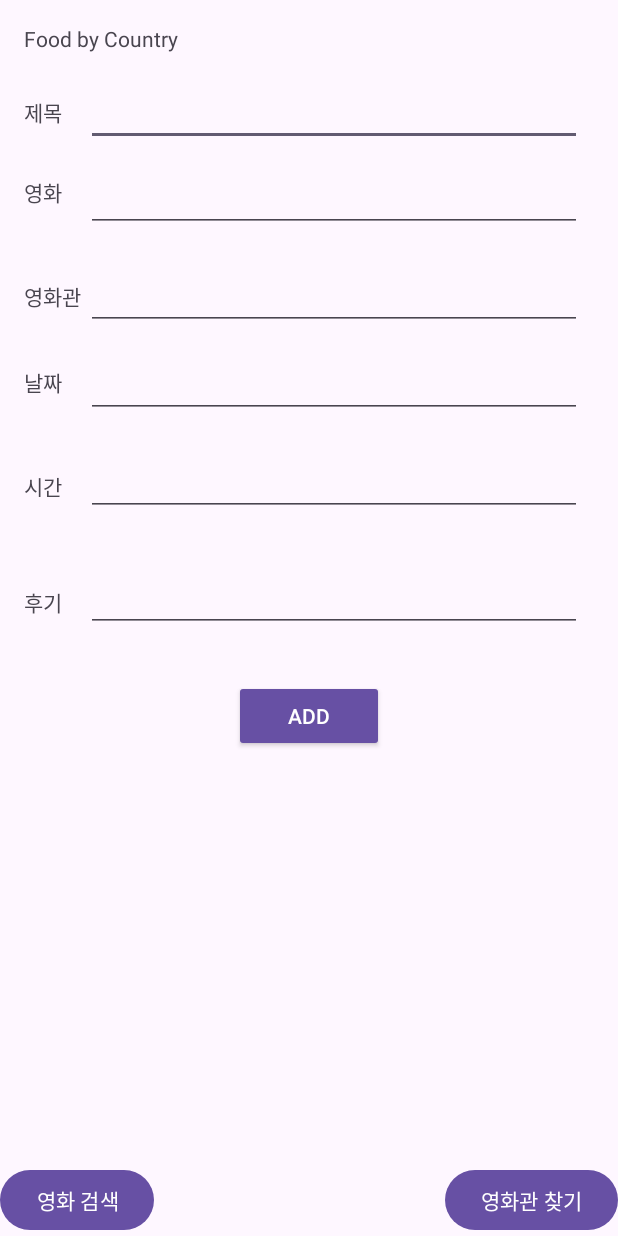
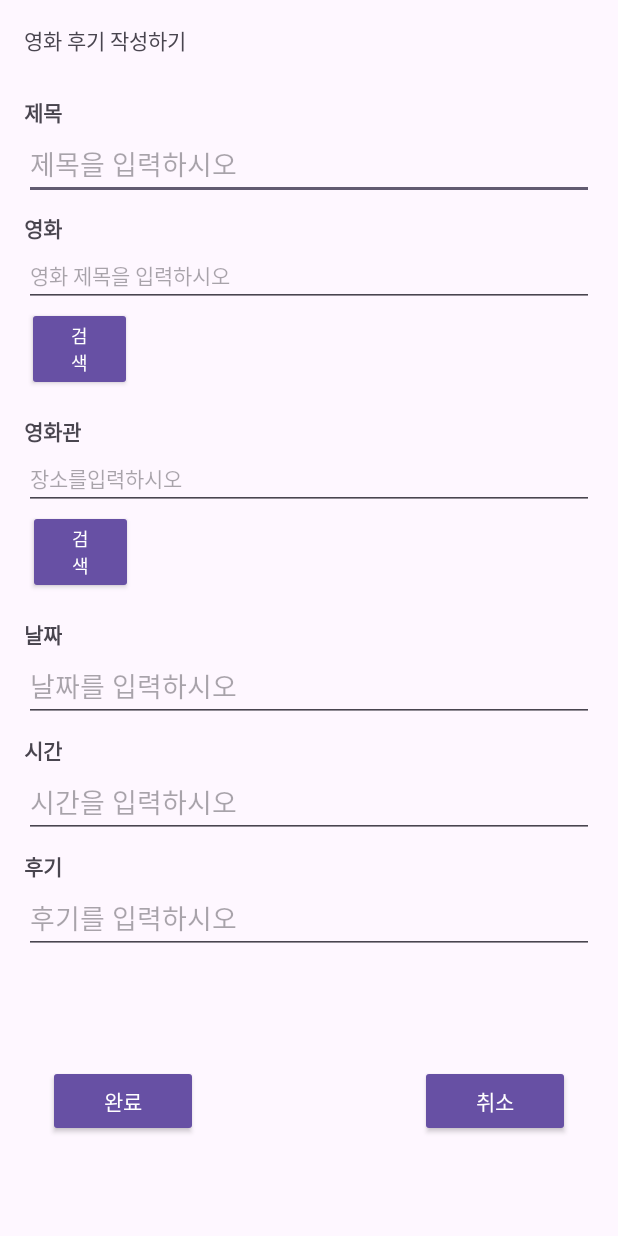
Before and after one commit to dokyung-kang/MovieLog, an Android app: the layout activity_detail.xml on its own in the app's theme, with its tools: preview values and no code run, on a phone screen of 412 x 824 dp. Run offline under Robolectric (Android 15) with nearby library versions, the phone set to English and light mode, and no system bars.

Commit message:
update: UI 등 수정

```diff
--- a/app/src/main/java/ddwu/com/mobile/movieapp/DetailActivity.kt
+++ b/app/src/main/java/ddwu/com/mobile/movieapp/DetailActivity.kt
@@ -67,6 +67,11 @@ class DetailActivity : AppCompatActivity() {
                 binding.etTime.getText().toString(), binding.etContent.getText().toString()) )
         }
 
+        binding.btnCancel.setOnClickListener {
+            var intent = Intent(this, DiaryActivity::class.java)
+            startActivity(intent)
+        }
+
     }
 
     fun addDiary(diary: Diary) {
--- a/app/src/main/java/ddwu/com/mobile/movieapp/DiaryActivity.kt
+++ b/app/src/main/java/ddwu/com/mobile/movieapp/DiaryActivity.kt
@@ -47,6 +47,11 @@ class DiaryActivity : AppCompatActivity()  {
 
         binding.crateBtn.setOnClickListener {
             var intent = Intent(this, DetailActivity::class.java)
+            startActivity(intent)
+        }
+
+        binding.backBtn.setOnClickListener {
+            var intent = Intent(this, MainActivity::class.java)
             startActivity(intent)
         }
 
--- a/app/src/main/java/ddwu/com/mobile/movieapp/MapActivity.kt
+++ b/app/src/main/java/ddwu/com/mobile/movieapp/MapActivity.kt
@@ -182,7 +182,7 @@ class MapActivity: AppCompatActivity() {
                         }
                         if (intent.getStringExtra("whatType").toString().equals("oldWrite")) {
                             val intent2 = Intent(this@MapActivity, UpdateActivity::class.java)
-                            intent2.putExtra("diaryID",  intent.getStringExtra("diaryID"))
+                            intent2.putExtra("diaryID",  intent.getIntExtra("diaryID", 0))
                             intent2.putExtra("diaryTitle",  intent.getStringExtra("diaryTitle"))
                             intent2.putExtra("diaryMovieNm",  intent.getStringExtra("diaryMovieNm"))
                             intent2.putExtra("diaryCinema",  it.snippet.toString())
--- a/app/src/main/java/ddwu/com/mobile/movieapp/MovieActivity.kt
+++ b/app/src/main/java/ddwu/com/mobile/movieapp/MovieActivity.kt
@@ -48,7 +48,7 @@ class MovieActivity : AppCompatActivity()  {
             if (intent.getStringExtra("whatType").toString().equals("oldWrite")){
                 var intent2 = Intent(this, UpdateActivity::class.java)
                 intent2.putExtra("diaryMovieNm",  binding.tvMov2.text.toString())
-                intent2.putExtra("diaryID",  intent.getStringExtra("diaryID"))
+                intent2.putExtra("diaryID",  intent.getIntExtra("diaryID", 0))
                 intent2.putExtra("diaryTitle",  intent.getStringExtra("diaryTitle"))
                 intent2.putExtra("diaryCinema",  intent.getStringExtra("diaryCinema"))
                 intent2.putExtra("diaryCreateDate",  intent.getStringExtra("diaryCreateDate"))
--- a/app/src/main/java/ddwu/com/mobile/movieapp/SearchActivity.kt
+++ b/app/src/main/java/ddwu/com/mobile/movieapp/SearchActivity.kt
@@ -98,7 +98,7 @@ class SearchActivity : AppCompatActivity()  {
                 intent2.putExtra("writeTime",  intent.getStringExtra("writeTime"))
                 intent2.putExtra("writeContent",  intent.getStringExtra("writeContent"))
 
-                intent2.putExtra("diaryID",  intent.getStringExtra("diaryID"))
+                intent2.putExtra("diaryID",  intent.getIntExtra("diaryID", 0))
                 intent2.putExtra("diaryTitle",  intent.getStringExtra("diaryTitle"))
                 intent2.putExtra("diaryMovieNm",  intent.getStringExtra("diaryMovieNm"))
                 intent2.putExtra("diaryCinema",  intent.getStringExtra("diaryCinema"))
--- a/app/src/main/res/layout/activity_detail.xml
+++ b/app/src/main/res/layout/activity_detail.xml
@@ -13,6 +13,7 @@
         android:layout_marginStart="16dp"
         android:layout_marginTop="64dp"
         android:text="제목"
+        android:textStyle="bold"
         app:layout_constraintStart_toStartOf="parent"
         app:layout_constraintTop_toTopOf="parent" />
 
@@ -21,143 +22,166 @@
         android:layout_width="wrap_content"
         android:layout_height="wrap_content"
         android:layout_marginStart="16dp"
-        android:layout_marginTop="48dp"
+        android:layout_marginTop="8dp"
         android:text="시간"
+        android:textStyle="bold"
         app:layout_constraintStart_toStartOf="parent"
-        app:layout_constraintTop_toBottomOf="@+id/textView8" />
+        app:layout_constraintTop_toBottomOf="@+id/etCrateDate" />
 
     <TextView
         android:id="@+id/textView6"
         android:layout_width="wrap_content"
         android:layout_height="wrap_content"
         android:layout_marginStart="16dp"
-        android:layout_marginTop="32dp"
+        android:layout_marginTop="8dp"
         android:text="영화"
+        android:textStyle="bold"
         app:layout_constraintStart_toStartOf="parent"
-        app:layout_constraintTop_toBottomOf="@+id/textView" />
+        app:layout_constraintTop_toBottomOf="@+id/etTItle" />
 
     <TextView
         android:id="@+id/textView7"
         android:layout_width="wrap_content"
         android:layout_height="wrap_content"
         android:layout_marginStart="16dp"
-        android:layout_marginTop="48dp"
+        android:layout_marginTop="16dp"
         android:text="영화관"
+        android:textStyle="bold"
         app:layout_constraintStart_toStartOf="parent"
-        app:layout_constraintTop_toBottomOf="@+id/textView6" />
+        app:layout_constraintTop_toBottomOf="@+id/findMNm" />
 
     <TextView
         android:id="@+id/textView8"
         android:layout_width="wrap_content"
         android:layout_height="wrap_content"
         android:layout_marginStart="16dp"
-        android:layout_marginTop="36dp"
+        android:layout_marginTop="16dp"
         android:text="날짜"
+        android:textStyle="bold"
         app:layout_constraintStart_toStartOf="parent"
-        app:layout_constraintTop_toBottomOf="@+id/textView7" />
+        app:layout_constraintTop_toBottomOf="@+id/findCi" />
 
     <EditText
         android:id="@+id/etTItle"
         android:layout_width="0dp"
         android:layout_height="wrap_content"
         android:layout_marginStart="16dp"
-        android:layout_marginTop="52dp"
-        android:layout_marginEnd="24dp"
+        android:layout_marginEnd="16dp"
         android:ems="10"
+        android:hint="제목을 입력하시오"
         android:inputType="textShortMessage"
         app:layout_constraintEnd_toEndOf="parent"
-        app:layout_constraintHorizontal_bias="0.0"
-        app:layout_constraintStart_toEndOf="@+id/textView"
-        app:layout_constraintTop_toTopOf="parent" />
+        app:layout_constraintHorizontal_bias="1.0"
+        app:layout_constraintStart_toStartOf="parent"
+        app:layout_constraintTop_toBottomOf="@+id/textView" />
 
     <EditText
         android:id="@+id/etMovieNm"
         android:layout_width="0dp"
         android:layout_height="wrap_content"
         android:layout_marginStart="16dp"
-        android:layout_marginTop="12dp"
-        android:layout_marginEnd="24dp"
+        android:layout_marginEnd="16dp"
         android:ems="10"
+        android:hint="영화 제목을 입력하시오"
         android:inputType="textShortMessage"
+        android:textSize="14sp"
         app:layout_constraintEnd_toEndOf="parent"
         app:layout_constraintHorizontal_bias="0.0"
-        app:layout_constraintStart_toEndOf="@+id/textView"
-        app:layout_constraintTop_toBottomOf="@+id/etTItle" />
+        app:layout_constraintStart_toStartOf="parent"
+        app:layout_constraintTop_toBottomOf="@+id/textView6" />
 
     <EditText
         android:id="@+id/etCinema"
         android:layout_width="0dp"
         android:layout_height="wrap_content"
         android:layout_marginStart="16dp"
-        android:layout_marginTop="20dp"
-        android:layout_marginEnd="24dp"
+        android:layout_marginEnd="16dp"
         android:ems="10"
+        android:hint="장소를입력하시오"
         android:inputType="textShortMessage"
+        android:textSize="14sp"
         app:layout_constraintEnd_toEndOf="parent"
         app:layout_constraintHorizontal_bias="0.0"
-        app:layout_constraintStart_toEndOf="@+id/textView"
-        app:layout_constraintTop_toBottomOf="@+id/etMovieNm" />
+        app:layout_constraintStart_toStartOf="parent"
+        app:layout_constraintTop_toBottomOf="@+id/textView7" />
 
     <EditText
         android:id="@+id/etCrateDate"
         android:layout_width="0dp"
         android:layout_height="wrap_content"
         android:layout_marginStart="16dp"
-        android:layout_marginTop="136dp"
-        android:layout_marginEnd="24dp"
+        android:layout_marginEnd="16dp"
         android:ems="10"
+        android:hint="날짜를 입력하시오"
         android:inputType="textShortMessage"
         app:layout_constraintEnd_toEndOf="parent"
         app:layout_constraintHorizontal_bias="0.0"
-        app:layout_constraintStart_toEndOf="@+id/textView"
-        app:layout_constraintTop_toBottomOf="@+id/etTItle" />
+        app:layout_constraintStart_toStartOf="parent"
+        app:layout_constraintTop_toBottomOf="@+id/textView8" />
 
     <EditText
         android:id="@+id/etTime"
         android:layout_width="0dp"
         android:layout_height="wrap_content"
         android:layout_marginStart="16dp"
-        android:layout_marginTop="20dp"
-        android:layout_marginEnd="24dp"
+        android:layout_marginEnd="16dp"
         android:ems="10"
+        android:hint="시간을 입력하시오"
         android:inputType="textShortMessage"
         app:layout_constraintEnd_toEndOf="parent"
         app:layout_constraintHorizontal_bias="0.0"
-        app:layout_constraintStart_toEndOf="@+id/textView"
-        app:layout_constraintTop_toBottomOf="@+id/etCrateDate" />
+        app:layout_constraintStart_toStartOf="parent"
+        app:layout_constraintTop_toBottomOf="@+id/textView5" />
 
     <TextView
         android:id="@+id/textView2"
         android:layout_width="wrap_content"
         android:layout_height="wrap_content"
         android:layout_marginStart="16dp"
-        android:layout_marginTop="56dp"
+        android:layout_marginTop="8dp"
         android:text="후기"
+        android:textStyle="bold"
         app:layout_constraintStart_toStartOf="parent"
-        app:layout_constraintTop_toBottomOf="@+id/textView5" />
+        app:layout_constraintTop_toBottomOf="@+id/etTime" />
 
     <EditText
         android:id="@+id/etContent"
         android:layout_width="0dp"
         android:layout_height="wrap_content"
         android:layout_marginStart="16dp"
-        android:layout_marginTop="32dp"
-        android:layout_marginEnd="24dp"
+        android:layout_marginEnd="16dp"
         android:ems="10"
+        android:hint="후기를 입력하시오"
+        android:inputType="text|textMultiLine"
         app:layout_constraintEnd_toEndOf="parent"
-        app:layout_constraintHorizontal_bias="0.0"
-        app:layout_constraintStart_toEndOf="@+id/textView2"
-        app:layout_constraintTop_toBottomOf="@+id/etTime" />
+        app:layout_constraintHorizontal_bias="1.0"
+        app:layout_constraintStart_toStartOf="parent"
+        app:layout_constraintTop_toBottomOf="@+id/textView2" />
 
     <Button
         android:id="@+id/btnInsert"
         style="@style/Widget.AppCompat.Button"
         android:layout_width="100dp"
         android:layout_height="wrap_content"
+        android:layout_marginStart="32dp"
         android:layout_marginTop="32dp"
-        android:text="ADD"
+        android:layout_marginBottom="24dp"
+        android:text="완료"
+        app:layout_constraintBottom_toBottomOf="parent"
+        app:layout_constraintStart_toStartOf="parent"
+        app:layout_constraintTop_toBottomOf="@+id/etContent" />
+
+    <Button
+        android:id="@+id/btnCancel"
+        style="@style/Widget.AppCompat.Button"
+        android:layout_width="100dp"
+        android:layout_height="wrap_content"
+        android:layout_marginTop="32dp"
+        android:layout_marginEnd="32dp"
+        android:layout_marginBottom="24dp"
+        android:text="취소"
+        app:layout_constraintBottom_toBottomOf="parent"
         app:layout_constraintEnd_toEndOf="parent"
-        app:layout_constraintStart_toStartOf="parent"
         app:layout_constraintTop_toBottomOf="@+id/etContent" />
 
     <TextView
@@ -166,24 +190,32 @@
         android:layout_height="wrap_content"
         android:layout_marginStart="16dp"
         android:layout_marginTop="16dp"
-        android:text="Food by Country"
+        android:text="영화 후기 작성하기"
         app:layout_constraintStart_toStartOf="parent"
         app:layout_constraintTop_toTopOf="parent" />
 
     <Button
         android:id="@+id/findMNm"
-        android:layout_width="wrap_content"
+        style="@style/Widget.AppCompat.Button"
+        android:layout_width="70dp"
         android:layout_height="wrap_content"
-        android:text="영화 검색"
-        app:layout_constraintBottom_toBottomOf="parent"
-        app:layout_constraintStart_toStartOf="parent" />
+        android:text="검색"
+        android:textSize="12sp"
+        app:layout_constraintEnd_toEndOf="parent"
+        app:layout_constraintHorizontal_bias="0.052"
+        app:layout_constraintStart_toStartOf="parent"
+        app:layout_constraintTop_toBottomOf="@+id/etMovieNm" />
 
     <Button
         android:id="@+id/findCi"
-        android:layout_width="wrap_content"
+        style="@style/Widget.AppCompat.Button"
+        android:layout_width="70dp"
         android:layout_height="wrap_content"
-        android:text="영화관 찾기"
-        app:layout_constraintBottom_toBottomOf="parent"
-        app:layout_constraintEnd_toEndOf="parent" />
+        android:text="검색"
+        android:textSize="12sp"
+        app:layout_constraintEnd_toEndOf="parent"
+        app:layout_constraintHorizontal_bias="0.054"
+        app:layout_constraintStart_toStartOf="parent"
+        app:layout_constraintTop_toBottomOf="@+id/etCinema" />
 
 </androidx.constraintlayout.widget.ConstraintLayout>
```
Also changed, not shown: app/src/main/java/ddwu/com/mobile/movieapp/UpdateActivity.kt (+7 -3 lines), app/src/main/res/layout/activity_diary.xml (+20 -12 lines), app/src/main/res/layout/activity_main.xml (+25 -11 lines), app/src/main/res/layout/activity_update.xml (+84 -48 lines).
